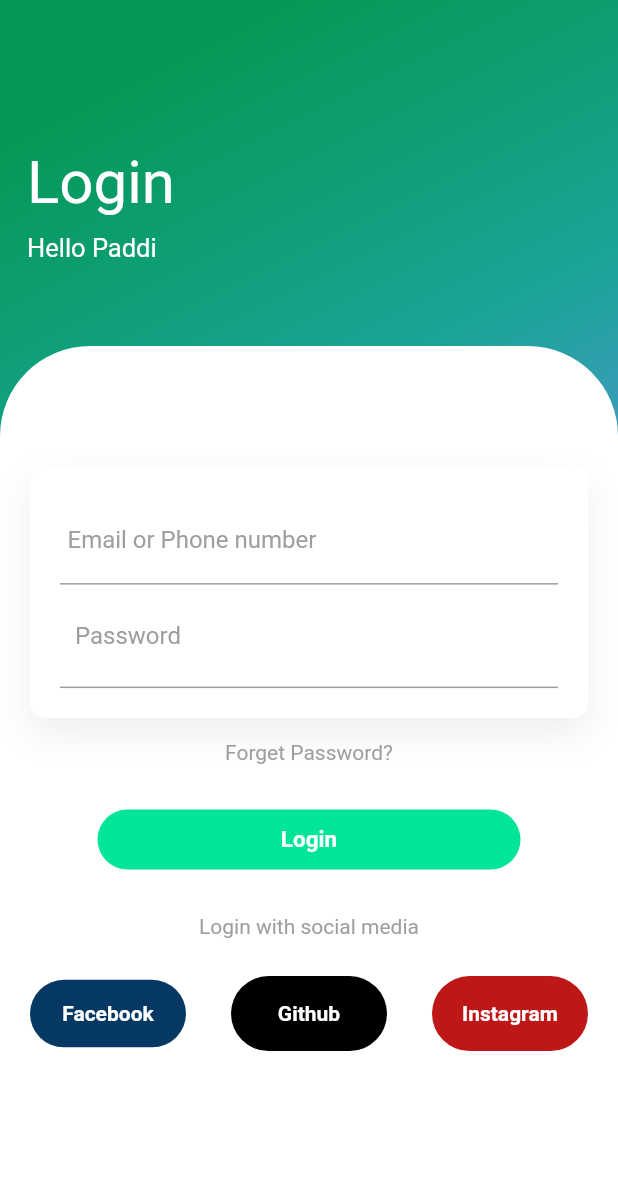
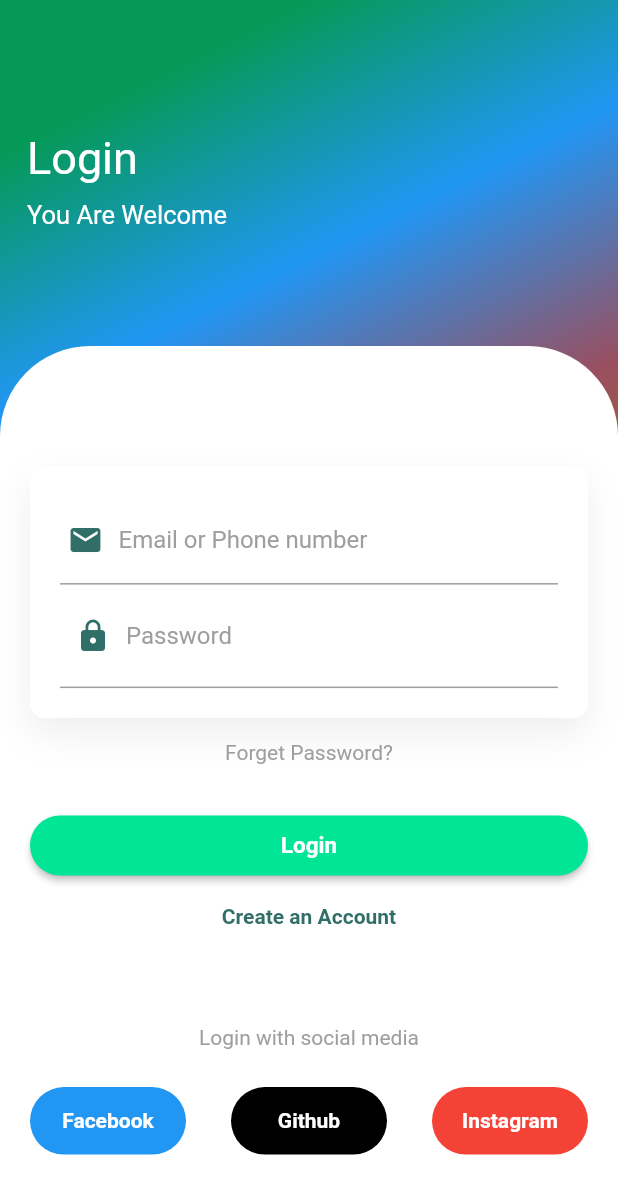
Before and after one commit to Bdoltech/flutter-login-ui, a Flutter app: the screen it shows after launch, on a phone screen of 412 x 824 dp. Shown: the top 1194 px of the screen. Run offline on Flutter 3.47's test engine with Material 2 defaults, Android fonts, the light colour scheme and no system bars.

Commit message:
update on my login ui app

```diff
--- a/lib/main.dart
+++ b/lib/main.dart
@@ -1,10 +1,22 @@
 import 'package:flutter/material.dart';
-
 
 void main() => runApp(
       MaterialApp(
         debugShowCheckedModeBanner: false,
         home: HomePage(),
+        theme: ThemeData(
+          primaryColor: const Color.fromARGB(255, 5, 153, 87),
+          hintColor: const Color.fromARGB(255, 49, 110, 103),
+          scaffoldBackgroundColor: Colors.white,
+          fontFamily: 'Roboto',
+          textTheme: const TextTheme(
+            headline1: TextStyle(fontSize: 40, color: Colors.white, fontWeight: FontWeight.bold),
+            headline2: TextStyle(fontSize: 17, color: Colors.white),
+            bodyText1: TextStyle(fontSize: 15, color: Colors.grey),
+            button: TextStyle(fontSize: 15, color: Colors.white, fontWeight: FontWeight.bold),
+            caption: TextStyle(fontSize: 14, color: Colors.grey),
+          ),
+        ),
       ),
     );
 
@@ -17,38 +29,39 @@ class HomePage extends StatelessWidget {
           Container(
             padding: const EdgeInsets.symmetric(vertical: 30),
             width: double.infinity,
-            decoration: const BoxDecoration(
+            decoration: BoxDecoration(
               gradient: LinearGradient(
                 begin: Alignment.topCenter,
                 colors: [
-                  Color.fromARGB(255, 5, 153, 87),
-                  Color.fromARGB(255, 24, 164, 148),
-                  Color.fromARGB(255, 89, 149, 222),
+                  Theme.of(context).primaryColor,
+                  Theme.of(context).colorScheme.secondary,
+                  const Color.fromRGBO(153, 79, 95, 20),
+                  const Color(0xFBA27412),
                 ],
               ),
             ),
             child: Column(
               crossAxisAlignment: CrossAxisAlignment.start,
               children: <Widget>[
-                SizedBox(height: 50),
-                Padding(
+                const SizedBox(height: 40),
+                const Padding(
                   padding: EdgeInsets.all(18),
                   child: Column(
                     crossAxisAlignment: CrossAxisAlignment.start,
                     children: <Widget>[
                        Text(
                         "Login",
-                        style: TextStyle(color: Colors.white, fontSize: 40),
+                        style:  TextStyle(color: Colors.white, fontSize: 30),
                       ),
-                      SizedBox(height: 10,),
+                      SizedBox(height: 10),
                        Text(
-                        "Hello Paddi",
+                        "You Are Welcome",
                         style: TextStyle(color: Colors.white, fontSize: 17),
                       ),
                     ],
                   ),
                 ),
-               const SizedBox(height: 20,),
+                const SizedBox(height: 20),
                 Expanded(
                   child: Container(),
                 ),
@@ -59,7 +72,7 @@ class HomePage extends StatelessWidget {
             left: 0,
             right: 0,
             bottom: 0,
-            top: MediaQuery.of(context).size.height * 0.28, // Adjust this value to expand or shrink the white container
+            top: MediaQuery.of(context).size.height * 0.28,
             child: Container(
               decoration: const BoxDecoration(
                 color: Colors.white,
@@ -68,29 +81,36 @@ class HomePage extends StatelessWidget {
                   topRight: Radius.circular(60),
                 ),
               ),
-              child: Padding(padding: EdgeInsets.all(20),
+              child: Padding(
+                padding: const EdgeInsets.all(20),
                 child: Column(
                   children: <Widget>[
-                  SizedBox(height: 60,),
+                    const SizedBox(height: 60),
                     Container(
-                    padding: EdgeInsets.all(20),
+                      padding: const EdgeInsets.all(20),
                       decoration: BoxDecoration(
                         color: Colors.white,
                         borderRadius: BorderRadius.circular(10),
-                      boxShadow: [BoxShadow(
-                        color: Color.fromRGBO(239, 238, 237, 0.988),
+                        boxShadow: [
+                          const BoxShadow(
+                            color:  Color.fromRGBO(239, 238, 237, 0.988),
                             blurRadius: 20,
-                        offset: const Offset(0, 10)
-                      ),]
+                            offset:  Offset(0, 10),
+                          ),
+                        ],
                       ),
                       child: Column(
                         children: <Widget>[
                           Container(
-                          padding:const EdgeInsets.all(5),
+                            padding: const EdgeInsets.all(5),
                             decoration: const BoxDecoration(
-
-                            border: Border(bottom: BorderSide(color: Colors.grey))
+                              border: Border(bottom: BorderSide(color: Colors.grey)),
                             ),
+                            child: Row(
+                              children: <Widget>[
+                                Icon(Icons.email, color: Theme.of(context).hintColor),
+                                const SizedBox(width: 10),
+                               const Expanded(
                                   child: TextField(
                                     decoration: InputDecoration(
                                       hintText: "Email or Phone number",
@@ -99,82 +119,79 @@ class HomePage extends StatelessWidget {
                                     ),
                                   ),
                                 ),
+                              ],
+                            ),
+                          ),
                           Container(
-                          padding: EdgeInsets.all(10),
-                          decoration: BoxDecoration(
-                            border: Border(bottom: BorderSide(color: Colors.grey))
+                            padding: const EdgeInsets.all(10),
+                            decoration: const BoxDecoration(
+                              border: Border(bottom: BorderSide(color: Colors.grey)),
                             ),
+                            child: Row(
+                              children: <Widget>[
+                                Icon(Icons.lock, color: Theme.of(context).hintColor),
+                                const SizedBox(width: 10),
+                                const Expanded(
                                   child: TextField(
-                            decoration: InputDecoration(
+                                    obscureText: true,
+                                    decoration:  InputDecoration(
                                       hintText: "Password",
                                       hintStyle: TextStyle(color: Colors.grey),
-                              border: InputBorder.none
+                                      border: InputBorder.none,
                                     ),
                                   ),
                                 ),
                               ],
                             ),
                           ),
-               const SizedBox(height: 15,),
-               Text("Forget Password?", style: TextStyle(color: Colors.grey),),
-               SizedBox(height: 30,),
-               Container(
-                height: 40,
-                margin: EdgeInsets.symmetric(horizontal: 45),
-                decoration: BoxDecoration(
-                  borderRadius: BorderRadius.circular(50),
-                  color: const Color.fromARGB(255, 0, 230, 150)
-                ),
-                child: const Center(
-                  child: Text("Login", style:TextStyle(color: Colors.white, fontSize: 15, fontWeight: FontWeight.bold),),
+                        ],
                       ),
                     ),
-               SizedBox(height: 30,),
-               Text("Login with social media", style: TextStyle(color: Colors.grey),),
-               SizedBox(height: 25,),
+                    const SizedBox(height: 15),
+                    const Text("Forget Password?", style: TextStyle(color: Colors.grey)),
+                    const SizedBox(height: 30),
+                    ElevatedButton(
+                      onPressed: () {
+                        // Implement login logic
+                      },
+                      style: ElevatedButton.styleFrom(
+                        primary: Color.fromARGB(255, 0, 230, 150),
+                        shape: RoundedRectangleBorder(borderRadius: BorderRadius.circular(50)),
+                      ),
+                      child: Container(
+                        alignment: Alignment.center,
+                        height: 40,
+                        width: double.infinity,
+                        child: const Text("Login", style: TextStyle(color: Colors.white, fontSize: 15, fontWeight: FontWeight.bold)),
+                      ),
+                    ),
+                    const SizedBox(height: 15),
+                    GestureDetector(
+                      onTap: () {
+                        // Navigate to account creation page
+                        Navigator.push(context, MaterialPageRoute(builder: (context) => AccountCreationPage()));
+                      },
+                      child: Text("Create an Account", style: TextStyle(color: Theme.of(context).hintColor, fontWeight: FontWeight.bold)),
+                    ),
+                    const SizedBox(height: 5),
+                   const SizedBox(height: 60),
+                    const Text("Login with social media", style: TextStyle(color: Colors.grey)),
+                    const SizedBox(height: 25),
                     Row(
                       children: <Widget>[
                         Expanded(
-                  child: Container(
-                    height: 45,
-                    decoration: BoxDecoration(
-                      borderRadius: BorderRadius.circular(50),
-                      color: Color.fromARGB(255, 5, 56, 99),
+                          child: SocialMediaButton("Facebook", Colors.blue),
                         ),
-                    child: Center(
-                      child: Text("Facebook", style: TextStyle(color: Colors.white, fontWeight: FontWeight.bold)),
+                       const  SizedBox(width: 30),
+                        Expanded(
+                          child: SocialMediaButton("Github", Colors.black),
                         ),
-                  ),
-                  ),
-                  SizedBox(width: 30,),
+                       const  SizedBox(width: 30),
                         Expanded(
-                  child: Container(
-                    height: 50,
-                    decoration: BoxDecoration(
-                      borderRadius: BorderRadius.circular(50),
-                      color: Colors.black
-                    ),
-                     child: Center(
-                      child: Text("Github", style: TextStyle(color: Colors.white, fontWeight: FontWeight.bold)),
-                    ),
-
-                  ),
-                  ),
-                   SizedBox(width: 30,),
-                  Expanded(
-                  child: Container(
-                    height: 50,
-                    decoration: BoxDecoration(
-                      borderRadius: BorderRadius.circular(50),
-                      color: const Color.fromARGB(255, 190, 23, 23)
-                    ),
-                     child: Center(
-                      child: Text("Instagram", style: TextStyle(color: Colors.white, fontWeight: FontWeight.bold)),
-                    ),
-                  ),
+                          child: SocialMediaButton("Instagram", Colors.red),
                         ),
                       ],
-               )
+                    ),
                   ],
                 ),
               ),
@@ -185,3 +202,38 @@ class HomePage extends StatelessWidget {
     );
   }
 }
+
+class SocialMediaButton extends StatelessWidget {
+  final String text;
+  final Color color;
+
+  SocialMediaButton(this.text, this.color);
+
+  @override
+  Widget build(BuildContext context) {
+    return Container(
+      height: 45,
+      decoration: BoxDecoration(
+        borderRadius: BorderRadius.circular(50),
+        color: color,
+      ),
+      child: Center(
+        child: Text(text, style: const TextStyle(color: Colors.white, fontWeight: FontWeight.bold)),
+      ),
+    );
+  }
+}
+
+class AccountCreationPage extends StatelessWidget {
+  @override
+  Widget build(BuildContext context) {
+    return Scaffold(
+      appBar: AppBar(
+        title: const Text("Create Account"),
+      ),
+      body: const Center(
+        child: Text("Account Creation Page Content"),
+      ),
+    );
+  }
+}
--- a/pubspec.yaml
+++ b/pubspec.yaml
@@ -36,6 +36,7 @@ dependencies:
   # Use with the CupertinoIcons class for iOS style icons.
   cupertino_icons: ^1.0.2
   simple_animations: ^5.0.2
+  flare_flutter: ^3.0.2
 
 dev_dependencies:
   flutter_test:
@@ -61,8 +62,8 @@ flutter:
 
   # To add assets to your application, add an assets section, like this:
   # assets:
-  #   - images/a_dot_burr.jpeg
-  #   - images/a_dot_ham.jpeg
+    #  - images/a_dot_ham.jpeg
+    #  - images/a_dot_ham.jpeg
 
   # An image asset can refer to one or more resolution-specific "variants", see
   # https://flutter.dev/assets-and-images/#resolution-aware
```
Also changed, not shown: lib/account-creation.dart (added, +58 -0 lines), pubspec.lock. Lines whose indentation alone changed are shown as unchanged.
